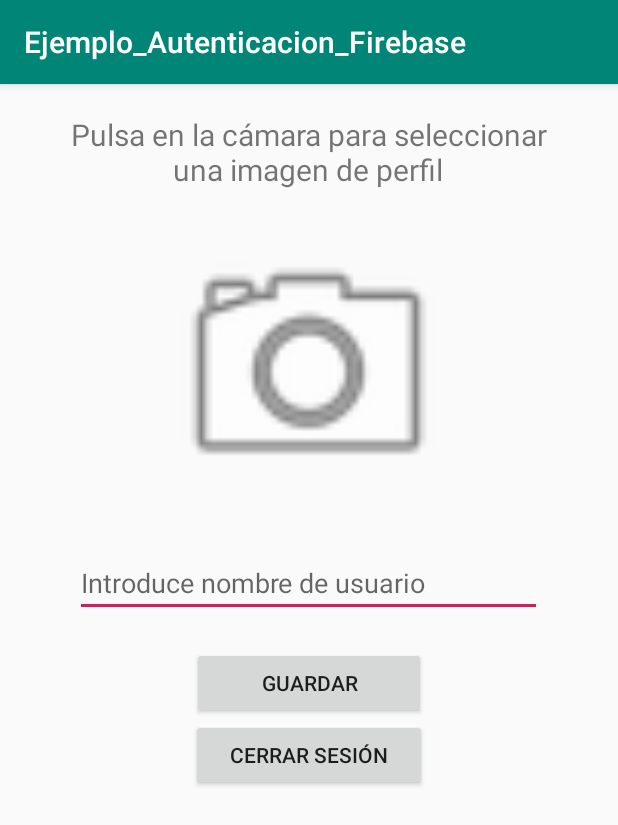
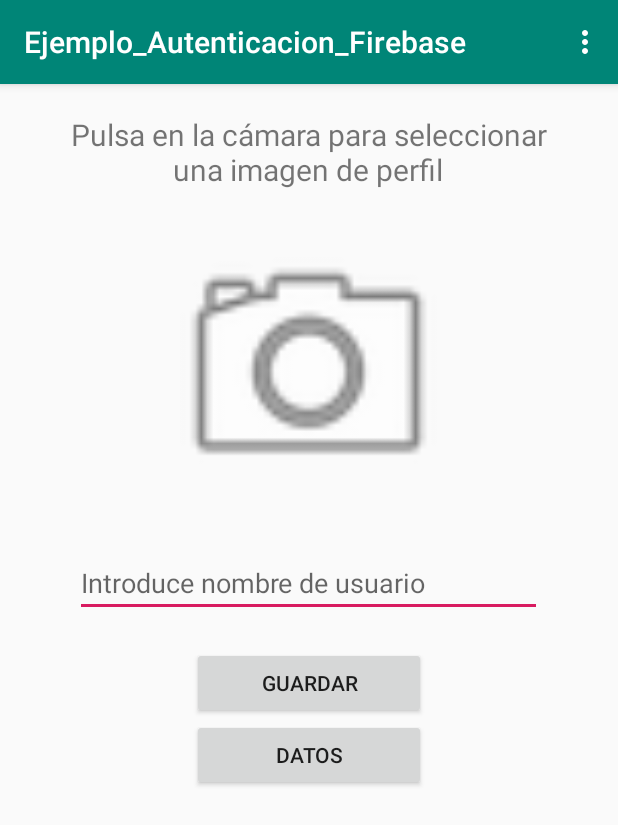
Before and after one commit to oscarcillo/Ejemplo_Autenticacion_Firebase, an Android app: the screen it shows after launch once a user with an empty profile is signed in (ProfileActivity), on a phone screen of 412 x 824 dp. Shown: the top 825 px of the screen. Run offline under Robolectric (Android 15) with nearby library versions, the phone set to English and light mode, and no system bars; our stand-ins replace Firebase (no records; nobody signed in at launch, a user with empty details on screens opened directly).

Commit message:
Añadida actividad para trabajar con base de datos

```diff
--- a/app/src/main/java/com/otr/ejemplo_autenticacion_firebase/ProfileActivity.java
+++ b/app/src/main/java/com/otr/ejemplo_autenticacion_firebase/ProfileActivity.java
@@ -9,7 +9,11 @@ import android.support.annotation.NonNull;
 import android.support.annotation.Nullable;
 import android.support.v7.app.AppCompatActivity;
 import android.os.Bundle;
+import android.support.v7.widget.Toolbar;
 import android.util.Log;
+import android.view.Menu;
+import android.view.MenuInflater;
+import android.view.MenuItem;
 import android.view.View;
 import android.widget.Button;
 import android.widget.EditText;
@@ -243,12 +247,31 @@ public class ProfileActivity extends AppCompatActivity {
 
     /**
      * Método que cierra la sesión de usuario actual y te lleva a la actividad principal
-     * @param v Vista que activa este método
+     *
      */
-    public void cerrarSesion(View v){
+    public void cerrarSesion(){
         mAuth.signOut();
         Intent i = new Intent(this, MainActivity.class);
         startActivity(i);
         finish();
     }
+
+    @Override
+    public boolean onCreateOptionsMenu(Menu menu) {
+        MenuInflater inflater = getMenuInflater();
+        inflater.inflate(R.menu.menu, menu);
+        return true;
+    }
+
+    @Override
+    public boolean onOptionsItemSelected(MenuItem item) {
+        cerrarSesion();
+        return true;
+    }
+
+    public void irActividadDatos(View v){
+        Intent i = new Intent(this, DatosActivity.class);
+        startActivity(i);
+        finish();
+    }
 }
--- a/app/src/main/java/com/otr/ejemplo_autenticacion_firebase/SignupActivity.java
+++ b/app/src/main/java/com/otr/ejemplo_autenticacion_firebase/SignupActivity.java
@@ -4,7 +4,10 @@ import android.content.Intent;
 import android.support.annotation.NonNull;
 import android.support.v7.app.AppCompatActivity;
 import android.os.Bundle;
+import android.support.v7.widget.Toolbar;
 import android.util.Patterns;
+import android.view.Menu;
+import android.view.MenuInflater;
 import android.view.View;
 import android.widget.EditText;
 import android.widget.ProgressBar;
--- a/app/src/main/res/layout/activity_profile.xml
+++ b/app/src/main/res/layout/activity_profile.xml
@@ -69,10 +69,11 @@
         android:text="Guardar" />
 
     <Button
-        android:id="@+id/button"
-        android:layout_width="157dp"
+        android:id="@+id/botonDatos"
+        android:layout_width="156dp"
         android:layout_height="wrap_content"
         android:layout_weight="1"
-        android:onClick="cerrarSesion"
-        android:text="Cerrar sesión" />
+        android:onClick="irActividadDatos"
+        android:text="Datos" />
+
 </LinearLayout>
--- /dev/null
+++ b/app/src/main/res/menu/menu.xml
@@ -0,0 +1,11 @@
+<?xml version="1.0" encoding="utf-8"?>
+<menu xmlns:android="http://schemas.android.com/apk/res/android"
+    xmlns:app="http://schemas.android.com/apk/res-auto">
+
+    <item
+        android:id="@+id/menuLogout"
+        android:enabled="true"
+        android:title="Cerrar sesion"
+        android:visible="true" />
+
+</menu>
--- a/build.gradle
+++ b/build.gradle
@@ -9,7 +9,7 @@ buildscript {
         mavenCentral()
     }
     dependencies {
-        classpath 'com.android.tools.build:gradle:3.2.1'
+        classpath 'com.android.tools.build:gradle:3.3.0'
         classpath 'com.google.gms:google-services:4.0.1'
 
         // NOTE: Do not place your application dependencies here; they belong
```
Also changed, not shown: app/src/main/AndroidManifest.xml (+4 -3 lines), app/src/main/java/com/otr/ejemplo_autenticacion_firebase/DatosActivity.java (added, +47 -0 lines), app/src/main/res/layout/activity_datos.xml (added, +32 -0 lines), app/src/main/res/values/strings.xml (+8 -0 lines), app/build.gradle (line endings or trailing spaces), gradle/wrapper/gradle-wrapper.properties.
